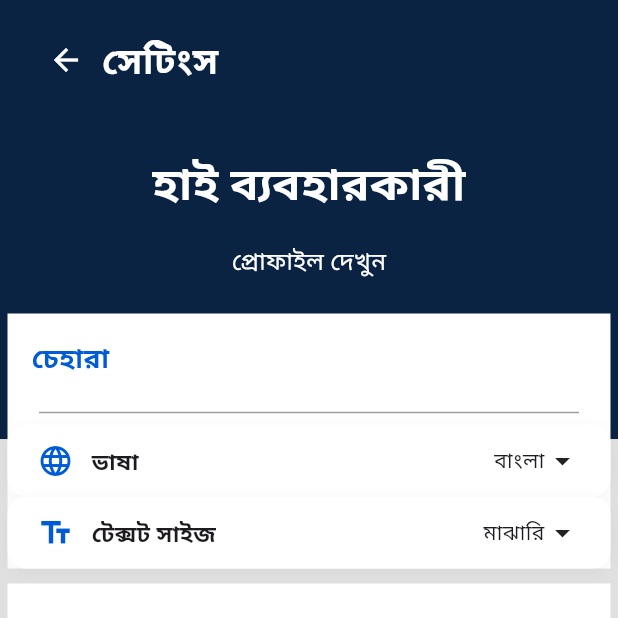
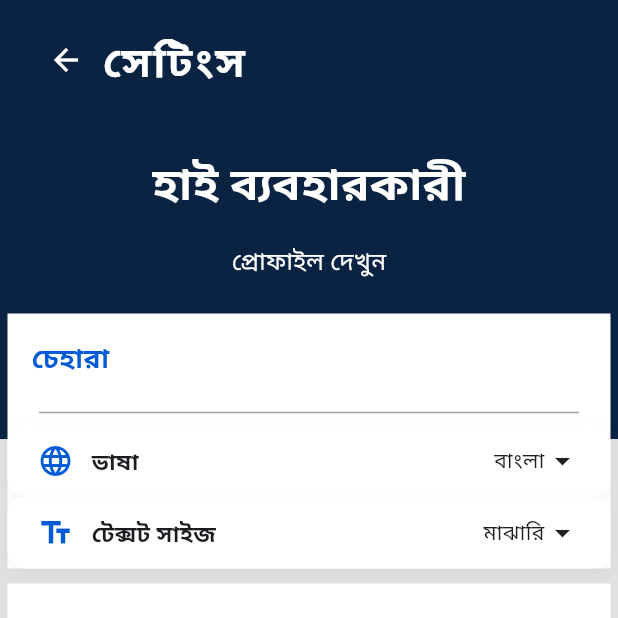
Before and after one commit to ngohainnam/Finney-Financial-Management-App, a Flutter app: the Setting screen opened directly, on a phone screen of 412 x 824 dp, the top half of it. Run offline on Flutter 3.47's test engine with Material 3 defaults, Android fonts, the phone set to English and light mode, and no system bars; our stand-ins replace cloud_firestore, dash_chat_2, firebase_auth, firebase_core, fl_chart, flutter_gemini and 13 more; missing offline and left inert: android_intent_plus; accounts and stored records are empty; generated files the repository leaves out were written again; Roboto replaces fonts that are missing (NotoSerifBengali).

Commit message:
delete name in transaction model and edit setting UI a bit

```diff
--- a/lib/core/storage/cloud/models/transaction_model.dart
+++ b/lib/core/storage/cloud/models/transaction_model.dart
@@ -46,7 +46,6 @@ class TransactionModel {
 
   TransactionModel copyWith({
     String? id,
-    String? name,
     String? category,
     double? amount,
     DateTime? date,
--- a/lib/pages/6-transaction/widgets/transaction_item.dart
+++ b/lib/pages/6-transaction/widgets/transaction_item.dart
@@ -131,7 +131,6 @@ Widget build(BuildContext context) {
           onTransactionAdded: (updatedTransaction) {
             onUpdate?.call(
               transaction.copyWith(
-                name: updatedTransaction.name,
                 category: updatedTransaction.category,
                 amount: updatedTransaction.amount,
                 date: updatedTransaction.date,
@@ -145,7 +144,6 @@ Widget build(BuildContext context) {
           onTransactionAdded: (updatedTransaction) {
             onUpdate?.call(
               transaction.copyWith(
-                name: updatedTransaction.name,
                 category: updatedTransaction.category,
                 amount: updatedTransaction.amount,
                 date: updatedTransaction.date,
--- a/lib/pages/9-setting/setting.dart
+++ b/lib/pages/9-setting/setting.dart
@@ -210,8 +210,9 @@ class _SettingState extends State<Setting> {
                                 LocaleData.settings.getString(context),
                                 style: const TextStyle(
                                   color: Colors.white,
-                                  fontSize: 24,
+                                  fontSize: 28,
                                   fontWeight: FontWeight.bold,
+                                  letterSpacing: 1.2,
                                 ),
                               ),
                               const Expanded(child: SizedBox.shrink()),
```
